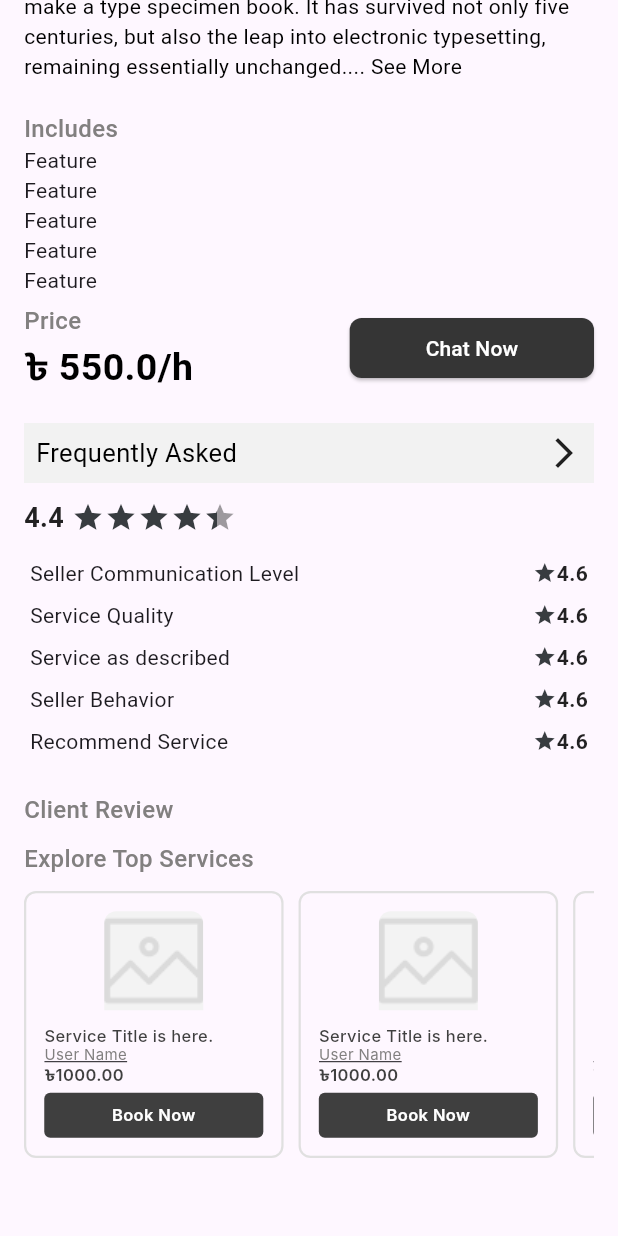
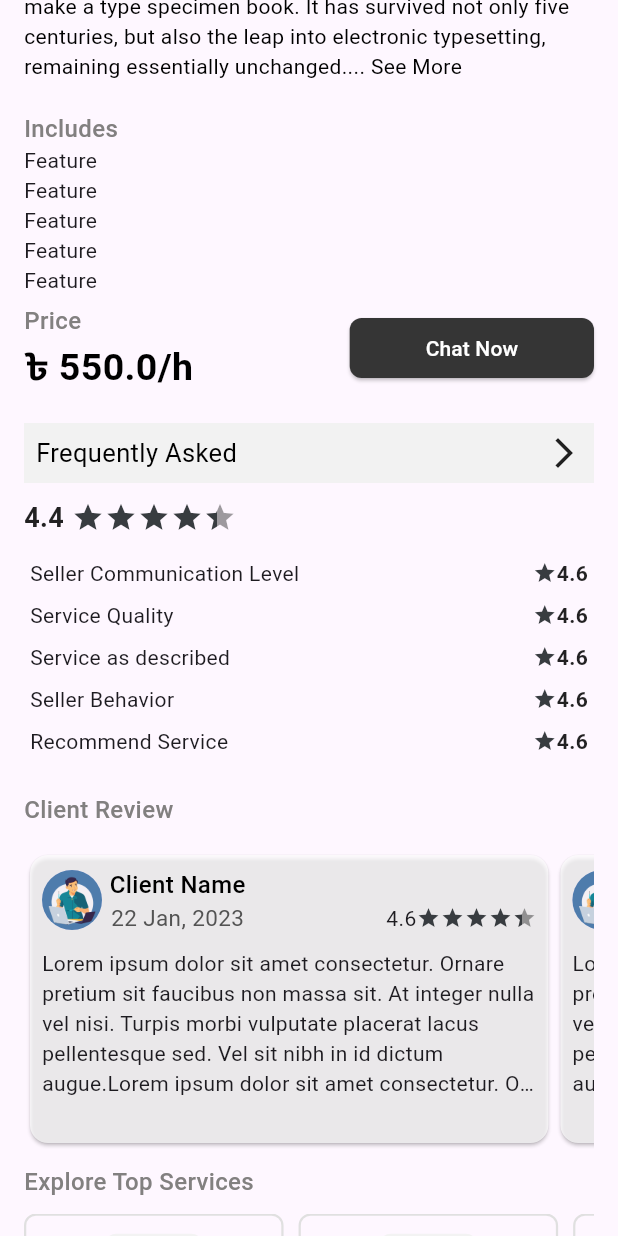
Before and after one commit to moury12/_upai, a Flutter app: the ServiceDetails screen opened directly, scrolled down 480 dp, on a phone screen of 412 x 824 dp. Run offline on Flutter 3.47's test engine with Material 3 defaults, Android fonts, the phone set to English and light mode, and no system bars; drawn by our look-alikes of flutter_rating_bar; our stand-ins replace flutter_svg, get, shared_preferences; accounts and stored records are empty; Roboto replaces fonts that are missing (Inter).

Commit message:
- Client review card design added in service details page with listview builder.

```diff
--- a/lib/presentation/ServiceDetails/service_details.dart
+++ b/lib/presentation/ServiceDetails/service_details.dart
@@ -25,91 +25,146 @@ class ServiceDetails extends StatelessWidget {
                 child: Stack(
                   children: [
                     Image.asset(
-                      ImageConstant.serviceImg,height: double.infinity,width: double.infinity,fit: BoxFit.cover,),
-                    Positioned(child:
-                    IconButton(onPressed: (){},icon: const Icon(Icons.arrow_back_ios_rounded,),)),
+                      ImageConstant.serviceImg,
+                      height: double.infinity,
+                      width: double.infinity,
+                      fit: BoxFit.cover,
+                    ),
+                    Positioned(
+                        child: IconButton(
+                      onPressed: () {},
+                      icon: const Icon(
+                        Icons.arrow_back_ios_rounded,
+                      ),
+                    )),
                     Positioned(
                         right: 38,
-                        child:
-                        IconButton(onPressed: (){},icon: const Icon(Icons.heart_broken_outlined,),)),
+                        child: IconButton(
+                          onPressed: () {},
+                          icon: const Icon(
+                            Icons.heart_broken_outlined,
+                          ),
+                        )),
                     Positioned(
-                      right: 8,
-                        child:
-                    IconButton(onPressed: (){},icon: const Icon(Icons.share_outlined),)),
-
+                        right: 8,
+                        child: IconButton(
+                          onPressed: () {},
+                          icon: const Icon(Icons.share_outlined),
+                        )),
                   ],
                 ),
-
               ),
-              const SizedBox(height: 10,),
+              const SizedBox(
+                height: 10,
+              ),
               Padding(
-                padding: const EdgeInsets.only(left: 16,right: 16),
-                child: Text("Catering Services for lunch, evening/ Office and occasion.",style: AppTextStyle.bodyMediumBlack700,),
-
+                padding: const EdgeInsets.only(left: 16, right: 16),
+                child: Text(
+                  "Catering Services for lunch, evening/ Office and occasion.",
+                  style: AppTextStyle.bodyMediumBlack700,
+                ),
               ),
               const Divider(),
               ListTile(
                 leading: CircleAvatar(
-                 backgroundImage:  AssetImage(ImageConstant.man),
+                  backgroundImage: AssetImage(ImageConstant.man),
                 ),
-                title: Text("Service Provider Name",style: AppTextStyle.bodyMedium,),
+                title: Text(
+                  "Service Provider Name",
+                  style: AppTextStyle.bodyMedium,
+                ),
                 subtitle: Row(
                   mainAxisAlignment: MainAxisAlignment.start,
                   children: [
-                    Text("230 Job completed",style: AppTextStyle.bodySmallBlack400S15CGrey,),
-                    const SizedBox(width: 10,),
-                    Text("4.9 Rating ",style: AppTextStyle.bodySmallBlack400S15CGrey,),
+                    Text(
+                      "230 Job completed",
+                      style: AppTextStyle.bodySmallBlack400S15CGrey,
+                    ),
+                    const SizedBox(
+                      width: 10,
+                    ),
+                    Text(
+                      "4.9 Rating ",
+                      style: AppTextStyle.bodySmallBlack400S15CGrey,
+                    ),
                   ],
                 ),
               ),
               const Divider(),
               Padding(
-                padding: const EdgeInsets.only(left: 16,right: 16),
+                padding: const EdgeInsets.only(left: 16, right: 16),
                 child: Column(
                   crossAxisAlignment: CrossAxisAlignment.start,
                   children: [
-                    Text("Description",style: AppTextStyle.titleText,),
-                    const SizedBox(height: 5,),
-                    Text("Lorem Ipsum is simply dummy text of the printing and typesetting industry. Lorem Ipsum has been the industry's standard dummy text ever since the 1500s, when an unknown printer took a galley of type and scrambled it to make a type specimen book."
-                        " It has survived not only five centuries, but also the"
-                        " leap into electronic typesetting, remaining essentially unchanged...."
-                        " See More",style: AppTextStyle.bodySmallBlack400,),
-                    const SizedBox(height: 20,),
-                    Text("Includes",style: AppTextStyle.titleText,),
+                    Text(
+                      "Description",
+                      style: AppTextStyle.titleText,
+                    ),
+                    const SizedBox(
+                      height: 5,
+                    ),
+                    Text(
+                      "Lorem Ipsum is simply dummy text of the printing and typesetting industry. Lorem Ipsum has been the industry's standard dummy text ever since the 1500s, when an unknown printer took a galley of type and scrambled it to make a type specimen book."
+                      " It has survived not only five centuries, but also the"
+                      " leap into electronic typesetting, remaining essentially unchanged...."
+                      " See More",
+                      style: AppTextStyle.bodySmallBlack400,
+                    ),
+                    const SizedBox(
+                      height: 20,
+                    ),
+                    Text(
+                      "Includes",
+                      style: AppTextStyle.titleText,
+                    ),
                     SizedBox(
                       width: size.width,
                       height: 100,
-                      child: ListView.builder(itemBuilder: (context, index) {
-                        return const Text("Feature");
-                      },),
+                      child: ListView.builder(
+                        itemBuilder: (context, index) {
+                          return const Text("Feature");
+                        },
+                      ),
                     ),
-                    const SizedBox(height: 5,),
+                    const SizedBox(
+                      height: 5,
+                    ),
                     Row(
                       mainAxisAlignment: MainAxisAlignment.spaceBetween,
                       children: [
                         Expanded(
-                          flex:4,
+                          flex: 4,
                           child: Column(
                             crossAxisAlignment: CrossAxisAlignment.start,
                             children: [
-                              Text("Price",style: AppTextStyle.titleText,),
-                              Text("৳ 550.0/h",style: AppTextStyle.bodyLarge,),
-
+                              Text(
+                                "Price",
+                                style: AppTextStyle.titleText,
+                              ),
+                              Text(
+                                "৳ 550.0/h",
+                                style: AppTextStyle.bodyLarge,
+                              ),
                             ],
                           ),
                         ),
                         Expanded(
-                          flex:3,
-                          child: ElevatedButton(onPressed: (){},
+                          flex: 3,
+                          child: ElevatedButton(
+                            onPressed: () {},
                             style: ElevatedButton.styleFrom(
-                                shape: RoundedRectangleBorder(borderRadius: BorderRadius.circular(8)),
-                                backgroundColor: AppColors.BTNbackgroudgrey,foregroundColor: AppColors.colorWhite), child: const Text("Chat Now"),
+                                shape: RoundedRectangleBorder(
+                                    borderRadius: BorderRadius.circular(8)),
+                                backgroundColor: AppColors.BTNbackgroudgrey,
+                                foregroundColor: AppColors.colorWhite),
+                            child: const Text("Chat Now"),
                           ),
                         )
-
                       ],
                     ),
-                    const SizedBox(height: 20,),
+                    const SizedBox(
+                      height: 20,
+                    ),
 
                     Container(
                       color: const Color(0xffF2F2F2),
@@ -118,17 +173,30 @@ class ServiceDetails extends StatelessWidget {
                         child: Row(
                           mainAxisAlignment: MainAxisAlignment.spaceBetween,
                           children: [
-                            Text("Frequently Asked ",style: AppTextStyle.bodyMediumBlack400,),
+                            Text(
+                              "Frequently Asked ",
+                              style: AppTextStyle.bodyMediumBlack400,
+                            ),
                             const Icon(Icons.arrow_forward_ios)
                           ],
                         ),
                       ),
                     ),
-                    const SizedBox(height: 10,),
+                    const SizedBox(
+                      height: 10,
+                    ),
                     Row(
                       children: [
-                        const Text("4.4",style: TextStyle(fontWeight: FontWeight.bold,color: Colors.black87,fontSize: 18),),
-                        const SizedBox(width: 5,),
+                        const Text(
+                          "4.4",
+                          style: TextStyle(
+                              fontWeight: FontWeight.bold,
+                              color: Colors.black87,
+                              fontSize: 18),
+                        ),
+                        const SizedBox(
+                          width: 5,
+                        ),
                         RatingBarIndicator(
                           rating: 4.4,
                           itemBuilder: (context, index) => Icon(
@@ -141,55 +209,99 @@ class ServiceDetails extends StatelessWidget {
                         ),
                       ],
                     ),
-                    const SizedBox(height: 10,),
-                    RateByCat(rateCat: "Seller Communication Level",rating: "4.6",),
-                    RateByCat(rateCat: "Service Quality",rating: "4.6",),
-                    RateByCat(rateCat: "Service as described",rating: "4.6",),
-                    RateByCat(rateCat: "Seller Behavior",rating: "4.6",),
-                    RateByCat(rateCat: "Recommend Service",rating: "4.6",),
-                    const SizedBox(height: 20,),
-                    Text("Client Review",style: AppTextStyle.titleText),
-                    // Column(
-                    //   children: [
-                    //     ListTile(
-                    //       leading: CircleAvatar(
-                    //         backgroundImage:  AssetImage(ImageConstant.man),
+                    const SizedBox(
+                      height: 10,
+                    ),
+                    RateByCat(
+                      rateCat: "Seller Communication Level",
+                      rating: "4.6",
+                    ),
+                    RateByCat(
+                      rateCat: "Service Quality",
+                      rating: "4.6",
+                    ),
+                    RateByCat(
+                      rateCat: "Service as described",
+                      rating: "4.6",
+                    ),
+                    RateByCat(
+                      rateCat: "Seller Behavior",
+                      rating: "4.6",
+                    ),
+                    RateByCat(
+                      rateCat: "Recommend Service",
+                      rating: "4.6",
+                    ),
+                    const SizedBox(
+                      height: 20,
+                    ),
+                    Text("Client Review", style: AppTextStyle.titleText),
+                    const SizedBox(height: 15,),
+                    SizedBox(
+                      width: size.width,
+                      height: 200,
+                      child: ListView.builder(
+                        itemCount: 5,
+                        scrollDirection: Axis.horizontal,
+                        itemBuilder:
+                          (context, index) {
+                        return   ClientReviewCard(size: size);
+                      },),
+
+                    ),
+
+                    // Container(
+                    //   width: size.width,
+                    //   height: 400,
+                    //   child:  Column(
+                    //     children: [
+                    //       ListTile(
+                    //         leading: CircleAvatar(
+                    //           backgroundImage:  AssetImage(ImageConstant.man),
+                    //         ),
+                    //         title: Text("Client Name",style: AppTextStyle.bodyMedium,),
+                    //         subtitle: Text("22 Jan, 2023",style: AppTextStyle.bodySmallBlack400S15CGrey,),
+                    //         trailing:Row(
+                    //           children: [
+                    //             Expanded(
+                    //               child: RatingBarIndicator(
+                    //                 rating: 4.4,
+                    //                 itemBuilder: (context, index) => Icon(
+                    //                   Icons.star,
+                    //                   color: AppColors.colorLightBlack,
+                    //                 ),
+                    //                 itemCount: 5,
+                    //                 itemSize: 16.0,
+                    //                 direction: Axis.horizontal,
+                    //               ),
+                    //             ),
+                    //           ],
+                    //         ),
                     //       ),
-                    //       title: Text("Client Name",style: AppTextStyle.bodyMedium,),
-                    //       subtitle: Text("22 Jan, 2023",style: AppTextStyle.bodySmallBlack400S15CGrey,),
-                    //       trailing: Row(
-                    //         children: [
-                    //           Text("4.4",style: TextStyle(fontWeight: FontWeight.bold,color: Colors.black87,fontSize: 18),),
-                    //           const SizedBox(width: 5,),
-                    //           RatingBarIndicator(
-                    //             rating: 4.4,
-                    //             itemBuilder: (context, index) => Icon(
-                    //               Icons.star,
-                    //               color: AppColors.colorLightBlack,
-                    //             ),
-                    //             itemCount: 5,
-                    //             itemSize: 22.0,
-                    //             direction: Axis.horizontal,
-                    //           ),
-                    //         ],
-                    //       ),
-                    //     ),
-                    //   ],
+                    //     ],
+                    //   ),
                     // ),
-                    const SizedBox(height: 10,),
-                    Text("Explore Top Services",style: AppTextStyle.titleText),
-                    const SizedBox(height: 10,),
+
+                    const SizedBox(
+                      height: 10,
+                    ),
+                    Text("Explore Top Services", style: AppTextStyle.titleText),
+                    const SizedBox(
+                      height: 10,
+                    ),
                     Container(
                       width: size.width,
                       height: 180,
-                      child:ListView.builder(
+                      child: ListView.builder(
                         scrollDirection: Axis.horizontal,
                         itemBuilder: (context, index) {
                           return ItemService();
-                        },),
+                        },
+                      ),
                     ),
-                    SizedBox(height: 50,),
-
+                    SizedBox(
+                      height: 50,
+                    ),
                   ],
                 ),
               )
@@ -201,11 +313,86 @@ class ServiceDetails extends StatelessWidget {
   }
 }
 
+class ClientReviewCard extends StatelessWidget {
+  const ClientReviewCard({
+    super.key,
+    required this.size,
+  });
+
+  final Size size;
+
+  @override
+  Widget build(BuildContext context) {
+    return Card(
+      color: Colors.white70,
+      child: Padding(
+        padding: const EdgeInsets.all(8.0),
+        child: Container(
+          width: size.width*0.8,
+          child: Column(
+            children: [
+              SizedBox(
+                width: size.width,
+                child: Row(
+                  mainAxisAlignment: MainAxisAlignment.spaceBetween,
+                  crossAxisAlignment: CrossAxisAlignment.end,
+                  children: [
+                    Row(
+                      crossAxisAlignment: CrossAxisAlignment.center,
+                      children: [
+                        CircleAvatar(
+                          backgroundImage: AssetImage(ImageConstant.man),
+                        ),
+                        SizedBox(width: 5,),
+                        Column(
+                          children: [
+                            Text("Client Name",
+                                style: AppTextStyle.bodyMedium),
+                            Text("22 Jan, 2023",
+                                style: AppTextStyle.bodySmallBlack400S15CGrey),
+                          ],
+                        ),
+                      ],
+                    ),
+                    Row(
+                      crossAxisAlignment: CrossAxisAlignment.center,
+                      children: [
+                        Text("4.6",),
+                        RatingBarIndicator(
+                          rating: 4.4,
+                          itemBuilder: (context, index) => Icon(
+                            Icons.star,
+                            color: AppColors.colorLightBlack,
+                          ),
+                          itemCount: 5,
+                          itemSize: 16.0,
+                          direction: Axis.horizontal,
+                        ),
+                      ],
+                    ),
+                  ],
+                ),
+              ),
+              SizedBox(height: 10,),
+              Text("Lorem ipsum dolor sit amet consectetur. Ornare pretium sit faucibus non massa sit. At integer nulla vel nisi. Turpis morbi vulputate placerat lacus pellentesque sed."
+                  " Vel sit nibh in id dictum augue.Lorem ipsum dolor sit amet consectetur. Ornare pretium sit faucibus non massa sit. At integer nulla vel nisi. Turpis morbi vulputate placerat lacus pellentesque sed."
+                  " Vel sit nibh in id dictum augue.",
+              overflow: TextOverflow.ellipsis,maxLines: 5,)
+            ],
+          ),
+        ),
+      ),
+    );
+  }
+}
+
 class RateByCat extends StatelessWidget {
   final String rateCat;
   final String rating;
-   const RateByCat({
-    super.key, required this.rateCat, required this.rating,
+  const RateByCat({
+    super.key,
+    required this.rateCat,
+    required this.rating,
   });
 
   @override
@@ -218,11 +405,22 @@ class RateByCat extends StatelessWidget {
           Text(rateCat),
           Row(
             children: [
-              Icon(Icons.star,size: 16,color: AppColors.colorLightBlack,),
-              Text(rating,style: const TextStyle(fontWeight: FontWeight.bold,color: Colors.black87,fontSize: 14),),
+              Icon(
+                Icons.star,
+                size: 16,
+                color: AppColors.colorLightBlack,
+              ),
+              Text(
+                rating,
+                style: const TextStyle(
+                    fontWeight: FontWeight.bold,
+                    color: Colors.black87,
+                    fontSize: 14),
+              ),
             ],
           ),
-        ],),
+        ],
+      ),
     );
   }
 }
--- a/pubspec.yaml
+++ b/pubspec.yaml
@@ -20,7 +20,6 @@ version: 1.0.0+1
 
 environment:
   sdk: '>=3.4.1 <4.0.0'
-
 # Dependencies specify other packages that your package needs in order to work.
 # To automatically upgrade your package dependencies to the latest versions
 # consider running `flutter pub upgrade --major-versions`. Alternatively,
```
